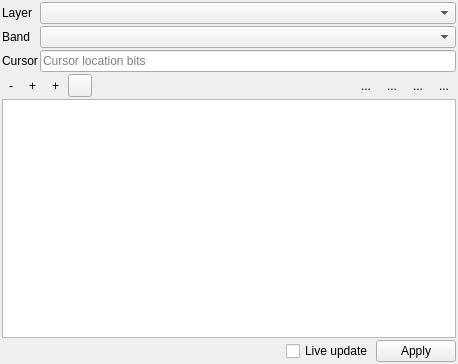
jakimowb/bit-flag-renderer, file bitflagrenderer/gui/bitflagrendererdockwidget.ui: the form before one commit.
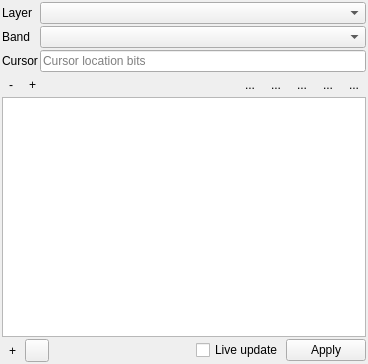
The form after the commit. Icons and pictures are not drawn. Custom widgets are drawn as their Qt base class.

Commit message: added bitflagmaptool.svg, action to toggle the bitflagrenderer widget

What changed in the file:
```diff
--- a/bitflagrenderer/gui/bitflagrendererdockwidget.ui
+++ b/bitflagrenderer/gui/bitflagrendererdockwidget.ui
@@ -6,7 +6,7 @@
    <rect>
     <x>0</x>
     <y>0</y>
-    <width>458</width>
+    <width>368</width>
     <height>364</height>
    </rect>
   </property>
@@ -111,38 +111,6 @@
         </property>
        </widget>
       </item>
-      <item>
-       <widget class="QToolButton" name="btnCombineFlags">
-        <property name="text">
-         <string>+</string>
-        </property>
-        <property name="icon">
-         <iconset resource="../../../../QGIS/images/images.qrc">
-          <normaloff>:/images/themes/default/mIconConnect.svg</normaloff>:/images/themes/default/mIconConnect.svg</iconset>
-        </property>
-        <property name="autoRaise">
-         <bool>true</bool>
-        </property>
-       </widget>
-      </item>
-      <item>
-       <widget class="QgsColorButton" name="btnCombinedFlagsColor">
-        <property name="color">
-         <color>
-          <red>170</red>
-          <green>170</green>
-          <blue>0</blue>
-         </color>
-        </property>
-        <property name="defaultColor">
-         <color>
-          <red>170</red>
-          <green>170</green>
-          <blue>0</blue>
-         </color>
-        </property>
-       </widget>
-      </item>
       <item>
        <spacer name="horizontalSpacer">
         <property name="orientation">
@@ -156,6 +124,20 @@
         </property>
        </spacer>
       </item>
+      <item>
+       <widget class="QToolButton" name="btnShowBitFlags">
+        <property name="text">
+         <string>...</string>
+        </property>
+        <property name="icon">
+         <iconset resource="../resources/bitflagrenderer.qrc">
+          <normaloff>:/bitflagrenderer/icons/bitflagmaptool.svg</normaloff>:/bitflagrenderer/icons/bitflagmaptool.svg</iconset>
+        </property>
+        <property name="autoRaise">
+         <bool>true</bool>
+        </property>
+       </widget>
+      </item>
       <item>
        <widget class="QToolButton" name="btnCopyBitFlagScheme">
         <property name="text">
@@ -277,6 +259,38 @@
       <property name="topMargin">
        <number>0</number>
       </property>
+      <item>
+       <widget class="QToolButton" name="btnCombineFlags">
+        <property name="text">
+         <string>+</string>
+        </property>
+        <property name="icon">
+         <iconset resource="../../../../QGIS/images/images.qrc">
+          <normaloff>:/images/themes/default/mIconConnect.svg</normaloff>:/images/themes/default/mIconConnect.svg</iconset>
+        </property>
+        <property name="autoRaise">
+         <bool>true</bool>
+        </property>
+       </widget>
+      </item>
+      <item>
+       <widget class="QgsColorButton" name="btnCombinedFlagsColor">
+        <property name="color">
+         <color>
+          <red>170</red>
+          <green>170</green>
+          <blue>0</blue>
+         </color>
+        </property>
+        <property name="defaultColor">
+         <color>
+          <red>170</red>
+          <green>170</green>
+          <blue>0</blue>
+         </color>
+        </property>
+       </widget>
+      </item>
       <item>
        <spacer name="horizontalSpacer_2">
         <property name="orientation">
```
Left out of the diff: 12 changed lines with no effect on the pictures. The commit also changes 5 other files.
